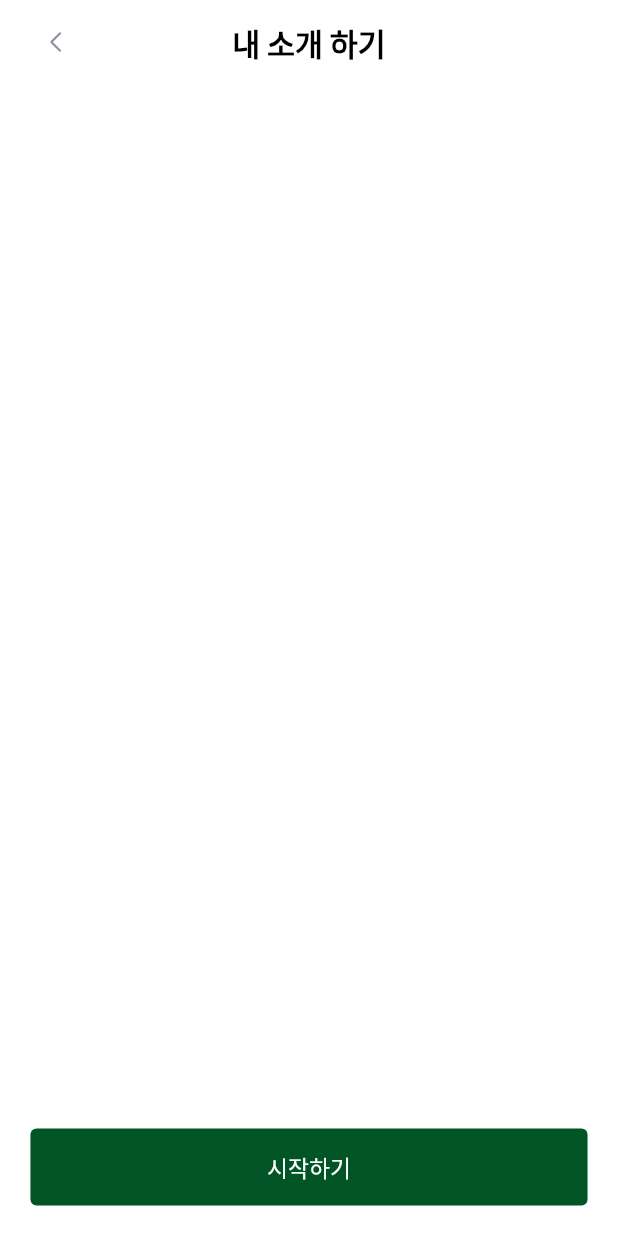
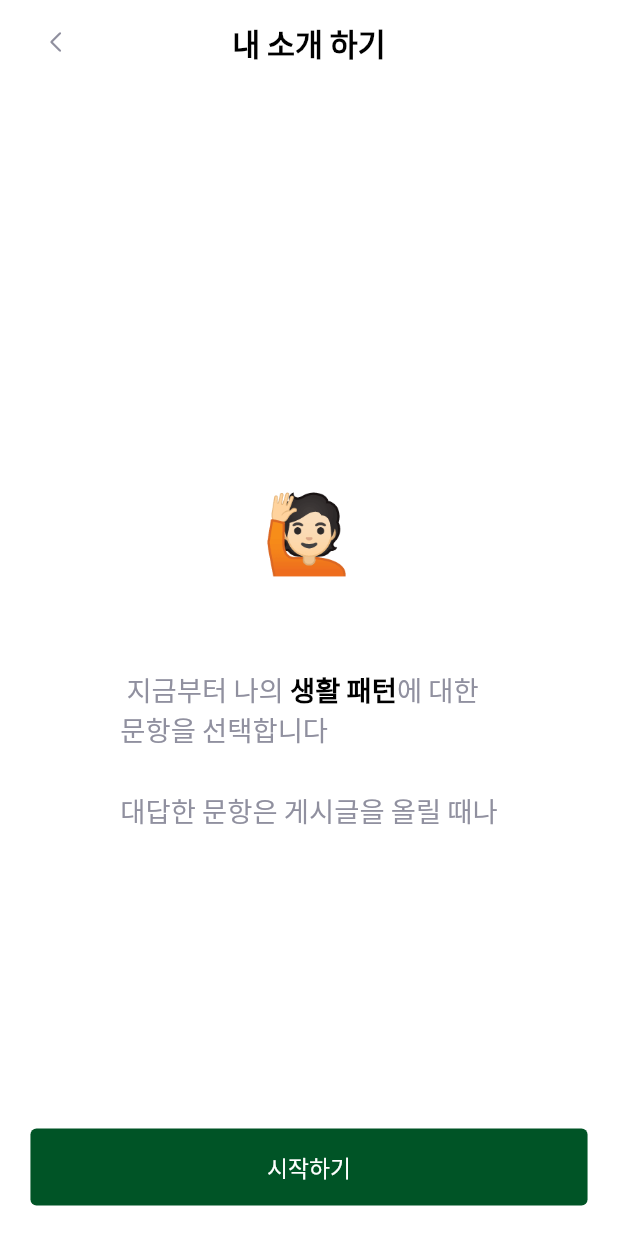
Before and after one commit to Team-Grima/KuHaeJwo-frontend, a Flutter app: the SurveyViewPage screen opened by its route, on a phone screen of 412 x 824 dp. Run offline on Flutter 3.47's test engine with Material 2 defaults, Android fonts, the phone set to English and light mode, and no system bars; our stand-ins replace cached_network_image, dio, dropdown_button2, flutter_screenutil, flutter_secure_storage, flutter_svg and 4 more; missing offline and left inert: flutter_inappwebview; accounts and stored records are empty; network calls fail; project files that could hold a hidden picture were left out.

Commit message:
[Publishing] Survey page / each steps published

```diff
--- a/lib/route/routes.dart
+++ b/lib/route/routes.dart
@@ -6,6 +6,7 @@ import 'package:pet_app/post_detail_view_page/post_detail_view_page.dart';
 import 'package:pet_app/splash/splash_page.dart';
 import 'package:get/get.dart';
 import 'package:pet_app/survey_page/survey_view_page.dart';
+import 'package:pet_app/survey_steps/survey_step_1/survey_step_1_view_page.dart';
 
 class GetXRouter {
   static final route = [
@@ -17,6 +18,7 @@ class GetXRouter {
     GetPage(name: AlarmViewPage.url, page: () => const AlarmViewPage()),
     GetPage(name: EditMyKUViewPage.url, page: () => const EditMyKUViewPage()),
     GetPage(name: SurveyViewPage.url, page: () => const SurveyViewPage()),
+    GetPage(name: SurveyStep1ViewPage.url, page: () => const SurveyStep1ViewPage()),
     // GetPage(name: ChatPage.url, page: () => const ChatPage()),
     // GetPage(name: AddPostPage.url, page: () => const AddPostPage()),
     // GetPage(name: MyPageViewPage.url, page: () => const MyPageViewPage()),
--- a/lib/survey_page/survey_view_page.dart
+++ b/lib/survey_page/survey_view_page.dart
@@ -3,9 +3,11 @@ import 'package:pet_app/common/common.dart';
 import 'package:get/get.dart';
 import 'package:pet_app/survey_page/survey_controller.dart';
 
+import '../survey_steps/survey_step_1/survey_step_1_view_page.dart';
+
 class SurveyViewPage extends StatelessWidget {
   const SurveyViewPage({Key? key}) : super(key: key);
-  static const url = '/survey-1';
+  static const url = '/survey';
   @override
   Widget build(BuildContext context) {
     SurveyController controller = Get.put(SurveyController());
@@ -20,11 +22,40 @@ class SurveyViewPage extends StatelessWidget {
         ),
         body: Stack(
           children: [
+            Column(
+              mainAxisAlignment: MainAxisAlignment.center,
+              // crossAxisAlignment: CrossAxisAlignment.center,
+
+              crossAxisAlignment: CrossAxisAlignment.center,
+              children: [
+                Text('🙋🏻\n', style: CommonTextStyle(color: CommonColor.gray03, fontSize: 50)),
+                Row(
+                  crossAxisAlignment: CrossAxisAlignment.center,
+                  mainAxisAlignment: MainAxisAlignment.center,
+                  children: [
+                    Text.rich(
+                      TextSpan(
+                        children: <TextSpan>[
+                          TextSpan(text: ' 지금부터 나의 ', style: CommonTextStyle(color: CommonColor.gray03, fontSize: 18)),
+                          TextSpan(text: '생활 패턴', style: CommonTextStyle(color: CommonColor.black, fontSize: 18, fontWeight: FontWeight.w600)),
+                          TextSpan(text: "에 대한\n", style: CommonTextStyle(color: CommonColor.gray03, fontSize: 18)),
+                          TextSpan(text: '문항을 선택합니다\n\n', style: CommonTextStyle(color: CommonColor.gray03, fontSize: 18)),
+                          TextSpan(text: '대답한 문항은 게시글을 올릴 때나', style: CommonTextStyle(color: CommonColor.gray03, fontSize: 18)),
+                          // TextSpan(text: '대답한 문항은 게시글을 올릴 때나', style: CommonTextStyle(color: CommonColor.gray03, fontSize: 18)),
+                        ],
+                      ),
+                    ),
+                  ],
+                ),
+              ],
+            ),
             Common.BottomButton(
               context: context,
               numberOfButton: 1,
               buttonText1: '시작하기',
-              button1Function: () {},
+              button1Function: () {
+                Get.toNamed(SurveyStep1ViewPage.url);
+              },
             )
             // Common.BottomButton(
             //   context: context,
```
Also changed, not shown: lib/survey_steps/survey_step_1/survey_step_1_view_page.dart (added, +47 -0 lines).
